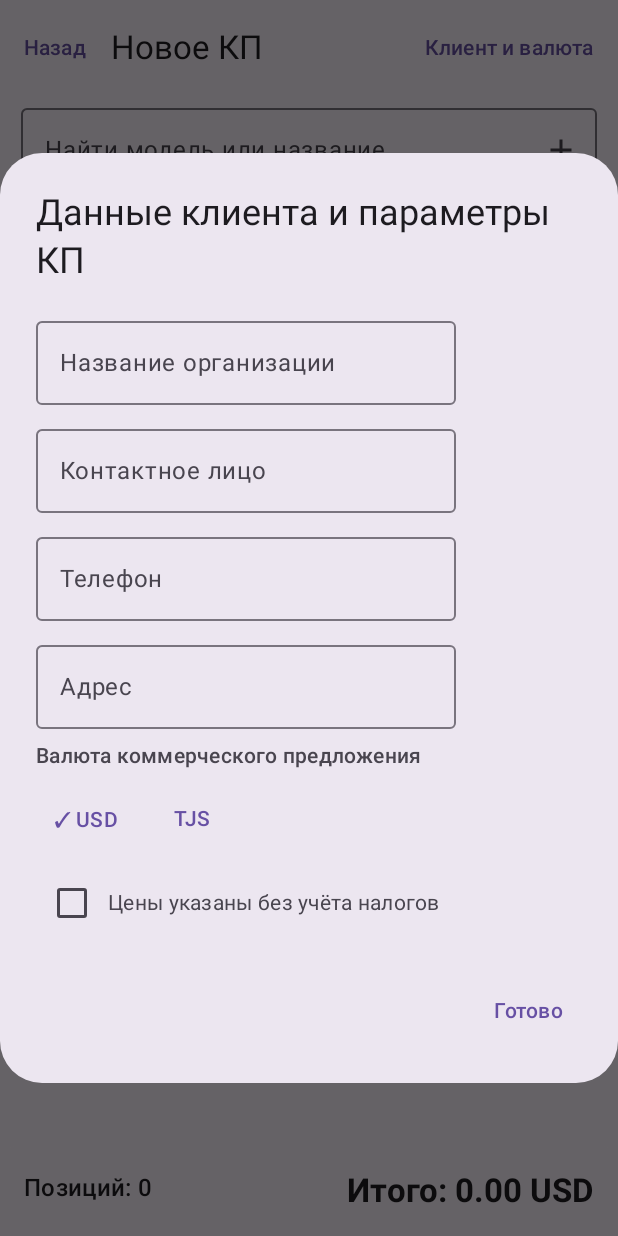
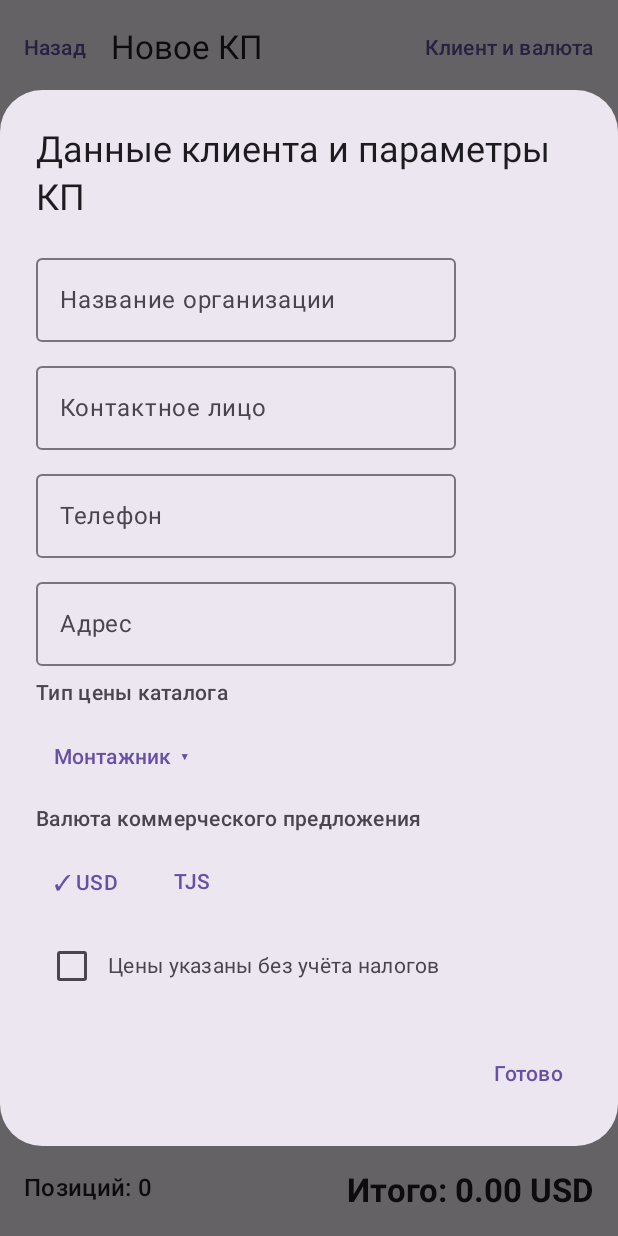
Before and after one commit to Nurullokhons/techcom-quotation, an Android app built with Jetpack Compose: the composable NewQuotationScreen shown on its own in the app's theme, after a tap on "Клиент и валюта", on a phone screen of 412 x 824 dp. Run offline under Robolectric (Android 15) with nearby library versions, the phone set to English and light mode, and no system bars.

Commit message:
Add quotation price tier selector for dealer installer and retail prices

```diff
--- a/app/src/main/java/tj/techcom/quotation/QuotationScreen.kt
+++ b/app/src/main/java/tj/techcom/quotation/QuotationScreen.kt
@@ -24,6 +24,8 @@ import androidx.compose.material3.AlertDialog
 import androidx.compose.material3.Card
 import androidx.compose.material3.CardDefaults
 import androidx.compose.material3.Checkbox
+import androidx.compose.material3.DropdownMenu
+import androidx.compose.material3.DropdownMenuItem
 import androidx.compose.material3.CircularProgressIndicator
 import androidx.compose.material3.ExperimentalMaterial3Api
 import androidx.compose.material3.Icon
@@ -102,6 +104,8 @@ internal fun NewQuotationScreen(context: Context, onBack: () -> Unit) {
     var clientPhone by remember { mutableStateOf("") }
     var clientAddress by remember { mutableStateOf("") }
     var currency by remember { mutableStateOf("USD") }
+    var priceType by remember { mutableStateOf("Монтажник") }
+    var priceTypeMenuExpanded by remember { mutableStateOf(false) }
     var exchangeRate by remember { mutableStateOf("") }
     var taxIncluded by remember { mutableStateOf(false) }
     var draftRestored by remember { mutableStateOf(false) }
@@ -123,6 +127,7 @@ internal fun NewQuotationScreen(context: Context, onBack: () -> Unit) {
                 clientPhone = root.optString("clientPhone")
                 clientAddress = root.optString("clientAddress")
                 currency = root.optString("currency", "USD").takeIf { it == "TJS" } ?: "USD"
+                priceType = root.optString("priceType", "Монтажник").takeIf { it in listOf("Дилер", "Монтажник", "Розничный") } ?: "Монтажник"
                 exchangeRate = root.optString("exchangeRate")
                 taxIncluded = root.optBoolean("taxIncluded", false)
                 val savedLines = root.optJSONArray("lines") ?: JSONArray()
@@ -148,7 +153,7 @@ internal fun NewQuotationScreen(context: Context, onBack: () -> Unit) {
         draftRestored = true
     }
 
-    LaunchedEffect(lines.toList(), clientOrganization, clientContact, clientPhone, clientAddress, currency, exchangeRate, taxIncluded, draftRestored) {
+    LaunchedEffect(lines.toList(), clientOrganization, clientContact, clientPhone, clientAddress, currency, priceType, exchangeRate, taxIncluded, draftRestored) {
         if (draftRestored) {
             val root = JSONObject()
             root.put("clientOrganization", clientOrganization)
@@ -156,6 +161,7 @@ internal fun NewQuotationScreen(context: Context, onBack: () -> Unit) {
             root.put("clientPhone", clientPhone)
             root.put("clientAddress", clientAddress)
             root.put("currency", currency)
+            root.put("priceType", priceType)
             root.put("exchangeRate", exchangeRate)
             root.put("taxIncluded", taxIncluded)
             val savedLines = JSONArray()
@@ -182,6 +188,21 @@ internal fun NewQuotationScreen(context: Context, onBack: () -> Unit) {
             .any { it.lowercase().replace('ё', 'е').contains(normalizedSearch) }
     }.take(12)
 
+    fun priceFor(product: CatalogProduct, type: String): String = when (type) {
+        "Дилер" -> product.dealerPriceUsd.orEmpty()
+        "Розничный" -> product.retailPriceUsd.orEmpty()
+        else -> product.installerPriceUsd.orEmpty()
+    }
+
+    fun changePriceType(type: String) {
+        priceType = type
+        lines.indices.forEach { index ->
+            val line = lines[index]
+            val product = products.firstOrNull { it.id == line.id }
+            if (product != null) lines[index] = line.copy(price = priceFor(product, type))
+        }
+    }
+
     fun addProduct(product: CatalogProduct) {
         val existing = lines.indexOfFirst { it.id == product.id }
         if (existing >= 0) {
@@ -195,7 +216,7 @@ internal fun NewQuotationScreen(context: Context, onBack: () -> Unit) {
                     description = product.description,
                     imageFile = product.imageFile,
                     quantity = 1,
-                    price = product.installerPriceUsd.orEmpty()
+                    price = priceFor(product, priceType)
                 )
             )
         }
@@ -390,6 +411,26 @@ internal fun NewQuotationScreen(context: Context, onBack: () -> Unit) {
                     OutlinedTextField(clientContact, { clientContact = it }, label = { Text("Контактное лицо") }, singleLine = true)
                     OutlinedTextField(clientPhone, { clientPhone = it }, label = { Text("Телефон") }, singleLine = true)
                     OutlinedTextField(clientAddress, { clientAddress = it }, label = { Text("Адрес") }, singleLine = true)
+                    Text("Тип цены каталога", fontWeight = FontWeight.SemiBold)
+                    androidx.compose.foundation.layout.Box {
+                        TextButton(onClick = { priceTypeMenuExpanded = true }) {
+                            Text("$priceType  ▾")
+                        }
+                        DropdownMenu(
+                            expanded = priceTypeMenuExpanded,
+                            onDismissRequest = { priceTypeMenuExpanded = false }
+                        ) {
+                            listOf("Дилер", "Монтажник", "Розничный").forEach { type ->
+                                DropdownMenuItem(
+                                    text = { Text(type) },
+                                    onClick = {
+                                        changePriceType(type)
+                                        priceTypeMenuExpanded = false
+                                    }
+                                )
+                            }
+                        }
+                    }
                     Text("Валюта коммерческого предложения", fontWeight = FontWeight.SemiBold)
                     Row(horizontalArrangement = Arrangement.spacedBy(8.dp)) {
                         TextButton(onClick = { currency = "USD" }) { Text(if (currency == "USD") "✓ USD" else "USD") }
```
